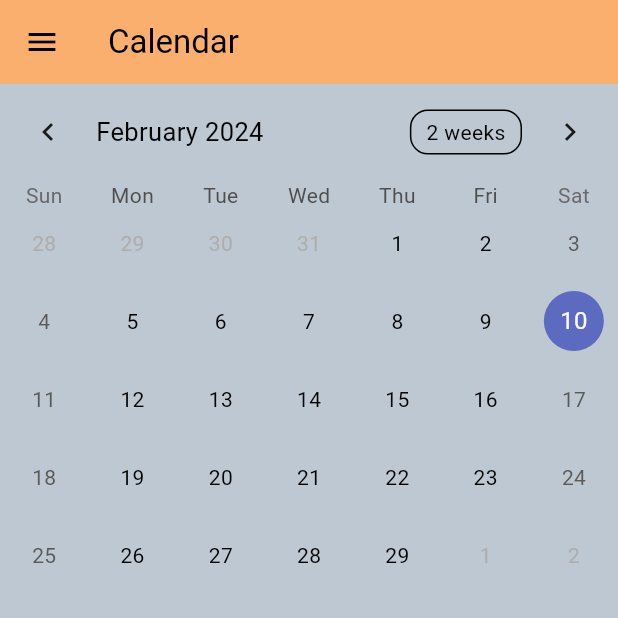
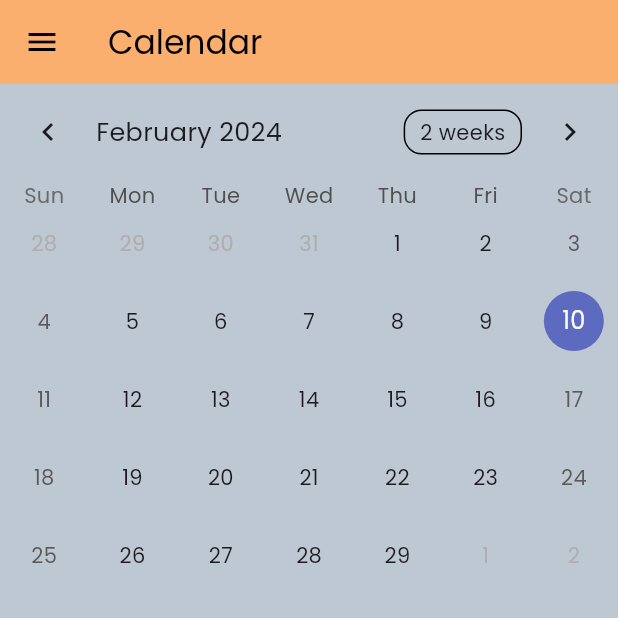
Before and after one commit to mkatra3/MoodCanvas, a Flutter app: the CalendarPage screen opened by its route, on a phone screen of 412 x 824 dp, the top half of it. Run offline on Flutter 3.47's test engine with Material 3 defaults, Android fonts, the phone set to English and light mode, and no system bars; drawn by our look-alikes of table_calendar; our stand-ins replace carousel_slider, google_fonts; network calls fail.

Commit message:
added fonts

```diff
--- a/lib/appState.dart
+++ b/lib/appState.dart
@@ -1,8 +1,6 @@
 import 'package:flutter/material.dart';
-import 'package:moodcanvas/models/article.dart';
 import 'package:moodcanvas/models/habbit.dart';
 import 'package:moodcanvas/models/journal.dart';
-import 'package:provider/provider.dart';
 
 class AppData extends ChangeNotifier {
   Map<DateTime, Journal?> AllJournals = {};
--- a/lib/models/colorTheme.dart
+++ b/lib/models/colorTheme.dart
@@ -1,8 +1,9 @@
 import 'package:flutter/material.dart';
-import 'colors.dart'; // Assuming this file contains your Color objects
+import 'colors.dart';
+import 'package:google_fonts/google_fonts.dart';
 
 final ThemeData appTheme = ThemeData.from(
-  colorScheme: ColorScheme.light(
+  colorScheme: const ColorScheme.light(
     primary: orange,
     onPrimary: Colors.white, // Ideal for text/icons on top of primary color
     secondary: orange,
@@ -14,15 +15,13 @@ final ThemeData appTheme = ThemeData.from(
     surface: blueish,
     onSurface: Colors.black, // Ideal for text/icons on top of surface color
   ),
+  textTheme: GoogleFonts.poppinsTextTheme(), // Apply Google Fonts to the entire app
 ).copyWith(
   // Apply additional customizations that ThemeData.from might not cover
-  appBarTheme: AppBarTheme(
+  appBarTheme: const AppBarTheme(
     color: orange, // For AppBar background
     foregroundColor: Colors.black, // For AppBar text/icons
   ),
-  textTheme: TextTheme(
-    bodyLarge: TextStyle(color: green2),
-    bodyMedium: TextStyle(color: Colors.black),
-  ),
+
   // Further customizations if needed
 );
--- a/lib/models/colors.dart
+++ b/lib/models/colors.dart
@@ -15,7 +15,6 @@ import 'package:flutter/material.dart';
 
 
 // Example conversion of hex colors to Flutter Color objects
-import 'package:flutter/material.dart';
 
 // Define your colors
 const Color tan = Color(0xFFF3DFCD);
--- a/lib/models/popular_studies_card.dart
+++ b/lib/models/popular_studies_card.dart
@@ -25,7 +25,7 @@ class _PopStudiesCardState extends State<PopStudiesCard> {
           borderRadius: BorderRadius.circular(30.0),
           image: DecorationImage(
             fit: BoxFit.fill,
-            image: NetworkImage(widget.data.urlToImage!),
+            image: NetworkImage(widget.data.urlToImage),
           ),
         ),
         child: Container(
@@ -43,7 +43,7 @@ class _PopStudiesCardState extends State<PopStudiesCard> {
             crossAxisAlignment: CrossAxisAlignment.start,
             children: [
               Text(
-                widget.data.title!,
+                widget.data.title,
                 style: const TextStyle(
                   color: Colors.white,
                   fontSize: 18,
@@ -54,7 +54,7 @@ class _PopStudiesCardState extends State<PopStudiesCard> {
                 height: 8.0,
               ),
               Text(
-                widget.data.author!,
+                widget.data.author,
                 style: const TextStyle(
                   color: Colors.white54,
                   fontSize: 14,
--- a/lib/pages/article_details.dart
+++ b/lib/pages/article_details.dart
@@ -4,7 +4,7 @@ import '/models/article_data.dart'; // Ensure this path matches your project str
 class ArticleDetailsScreen extends StatefulWidget {
   final ArticleData data; // Assuming ArticleData is correctly defined with the necessary fields
 
-  ArticleDetailsScreen(this.data, {Key? key}) : super(key: key);
+  const ArticleDetailsScreen(this.data, {Key? key}) : super(key: key);
 
   @override
   State<ArticleDetailsScreen> createState() => _ArticleDetailsScreenState();
@@ -16,11 +16,11 @@ class _ArticleDetailsScreenState extends State<ArticleDetailsScreen> {
     return Scaffold(
       appBar: AppBar(
         // Adding an AppBar
-        title: Text('Article Details'), // You can customize this title
+        title: const Text('Article Details'), // You can customize this title
         backgroundColor: Colors.transparent, // Makes AppBar background transparent
         elevation: 0, // Removes shadow
         leading: IconButton(
-          icon: Icon(Icons.arrow_back, color: Colors.black), // Customizes back button color
+          icon: const Icon(Icons.arrow_back, color: Colors.black), // Customizes back button color
           onPressed: () => Navigator.of(context).pop(), // Navigates back to previous screen
         ),
       ),
--- a/lib/pages/calendarpage.dart
+++ b/lib/pages/calendarpage.dart
@@ -3,6 +3,8 @@ import 'package:table_calendar/table_calendar.dart';
 import '../widgets/app_drawer.dart';
 
 class CalendarPage extends StatefulWidget {
+  const CalendarPage({super.key});
+
   @override
   _CalendarPageState createState() => _CalendarPageState();
 }
@@ -16,9 +18,9 @@ class _CalendarPageState extends State<CalendarPage> {
   Widget build(BuildContext context) {
     return Scaffold(
       appBar: AppBar(
-        title: Text('Calendar'),
+        title: const Text('Calendar'),
       ),
-      drawer: AppDrawer(),
+      drawer: const AppDrawer(),
       body: Column(
         children: [
           TableCalendar(
--- a/lib/pages/dashboard.dart
+++ b/lib/pages/dashboard.dart
@@ -14,6 +14,8 @@ Journal placeholderObject = Journal(habbits: [], journals: [
 ], emoji: "");
 
 class DashboardPage extends StatelessWidget {
+  const DashboardPage({super.key});
+
   @override
   Widget build(BuildContext context) {
     return Scaffold(
@@ -28,7 +30,7 @@ class DashboardPage extends StatelessWidget {
             flex: 1,
             child: Container(
                 margin: const EdgeInsets.all(15),
-                child: Row(
+                child: const Row(
                   mainAxisAlignment: MainAxisAlignment.spaceEvenly,
                   children: <Widget>[
                     ImagePlaceholder(),
@@ -51,6 +53,8 @@ class DashboardPage extends StatelessWidget {
 }
 
 class ImagePlaceholder extends StatelessWidget {
+  const ImagePlaceholder({super.key});
+
   @override
   Widget build(BuildContext context) {
     return const Image(
--- a/lib/pages/habitspage.dart
+++ b/lib/pages/habitspage.dart
@@ -31,7 +31,7 @@ class _HabitsPage extends State<HabitsPage> {
       appBar: AppBar(
         title: const Text('Habits'),
       ),
-      drawer: AppDrawer(), // Add the AppDrawer here
+      drawer: const AppDrawer(), // Add the AppDrawer here
       body: const Row(children: [
         Flexible(
           flex: 3,
--- a/lib/pages/resourcespage.dart
+++ b/lib/pages/resourcespage.dart
@@ -4,7 +4,7 @@ import '../models/popular_studies_card.dart'; // Adjust the import path as neede
 import '../models/article_list_tile.dart'; // Adjust the import path as needed
 import '../models/article_data.dart'; // Adjust the import path as needed
 import '../widgets/app_drawer.dart'; // Ensure this is the correct path to your AppDrawer widget
-import '../models/article.dart'; // Import the Article model
+// Import the Article model
 
 class ResourcesPage extends StatelessWidget {
   const ResourcesPage({Key? key}) : super(key: key);
@@ -28,7 +28,7 @@ class ResourcesPage extends StatelessWidget {
               ))
         ],
       ),
-      drawer: AppDrawer(), // Add the AppDrawer here
+      drawer: const AppDrawer(), // Add the AppDrawer here
       body: SingleChildScrollView(
         child: Padding(
           padding: const EdgeInsets.all(16),
--- a/lib/widgets/app_drawer.dart
+++ b/lib/widgets/app_drawer.dart
@@ -1,5 +1,4 @@
 import 'package:flutter/material.dart';
-import '/models/colorTheme.dart';
 import '/models/colors.dart';
 
 class AppDrawer extends StatelessWidget {
--- a/pubspec.yaml
+++ b/pubspec.yaml
@@ -12,6 +12,7 @@ dependencies:
   table_calendar: ^3.0.0 # Check for the latest version
   provider: ^6.1.1
   carousel_slider: ^4.2.1
+  google_fonts:
 dev_dependencies:
   flutter_test:
     sdk: flutter
```
Also changed, not shown: lib/main.dart (+7 -5 lines), lib/models/article_list_tile.dart (+4 -4 lines), pubspec.lock, 3 other files.
